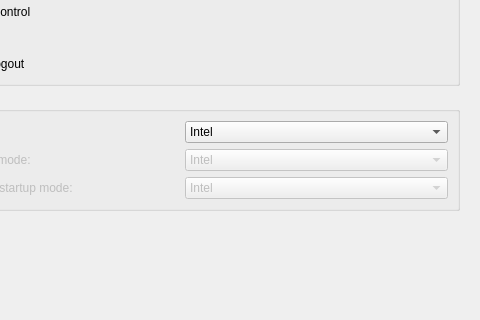
Before: the Qt Designer form src/settingsdialog.ui in Shatur/optimus-manager-qt, drawn with Qt 5; both pictures show x 320 to 800 and y 103 to 423 of the 800 by 552 pixel window.
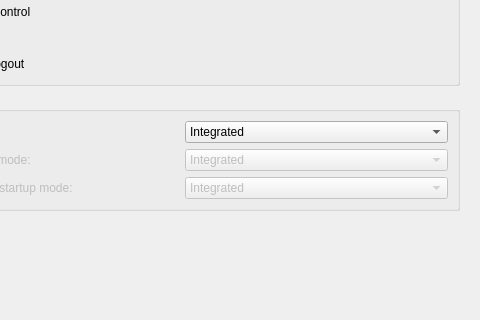
After: the same form once the commit is applied. The open tabs and pages were chosen to show the change. Icons and pictures are not drawn.

Commit message: Replace Intel startup mode with Integrated in settings, closes #75

The edit to the form file:
```diff
--- a/src/settingsdialog.ui
+++ b/src/settingsdialog.ui
@@ -561,7 +561,7 @@
              </property>
              <item>
               <property name="text">
-               <string notr="true">Intel</string>
+               <string notr="true">Integrated</string>
               </property>
               <property name="icon">
                <iconset theme="prime-intel">
@@ -615,7 +615,7 @@
              </property>
              <item>
               <property name="text">
-               <string notr="true">Intel</string>
+               <string notr="true">Integrated</string>
               </property>
               <property name="icon">
                <iconset theme="prime-intel">
@@ -649,7 +649,7 @@
              </property>
              <item>
               <property name="text">
-               <string notr="true">Intel</string>
+               <string notr="true">Integrated</string>
               </property>
               <property name="icon">
                <iconset theme="prime-intel">
```
Left out of the diff: 9 changed lines with no effect on the pictures.
